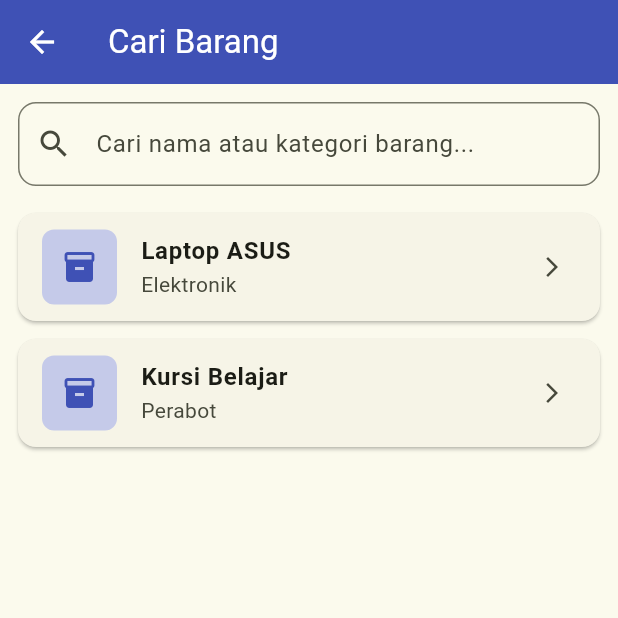
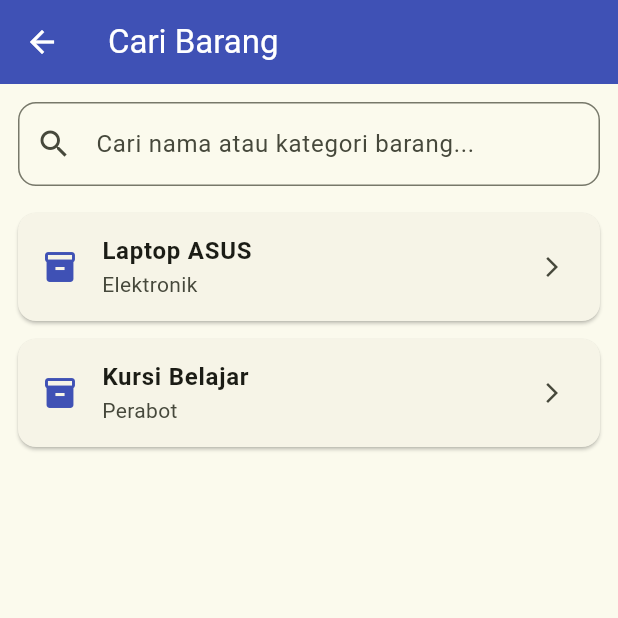
Before and after one commit to ChoirunNizam2226250128/Aplikasi_Inventaris_Sekolah_PAB1, a Flutter app: the SearchScreen screen opened directly, on a phone screen of 412 x 824 dp, the top half of it. Run offline on Flutter 3.47's test engine with Material 3 defaults, Android fonts, the phone set to English and light mode, and no system bars; our stand-ins replace image_picker; Roboto replaces fonts that are missing (Poppins).

Commit message:
fix bug serach barang

```diff
--- a/aplikasi_inventaris_sekolah/lib/screens/search_screen.dart
+++ b/aplikasi_inventaris_sekolah/lib/screens/search_screen.dart
@@ -2,6 +2,7 @@ import 'dart:io';
 import 'package:flutter/material.dart';
 
 import '../models/item.dart';
+import '../data/item_data.dart';
 import 'item_detail_screen.dart';
 
 class SearchScreen extends StatefulWidget {
@@ -14,40 +15,18 @@ class SearchScreen extends StatefulWidget {
 class _SearchScreenState extends State<SearchScreen> {
   final TextEditingController _searchController = TextEditingController();
 
-  final List<Item> _allItems = [
-    Item(
-      id: "1",
-      name: "Laptop ASUS",
-      category: "Elektronik",
-      quantity: 10,
-      location: "Ruang TU",
-      imagePath: null,
-      condition: "Baik",
-      description: "Laptop inventaris sekolah",
-    ),
-    Item(
-      id: "2",
-      name: "Kursi Belajar",
-      category: "Perabot",
-      quantity: 30,
-      location: "Kelas 7A",
-      imagePath: null,
-      condition: "Baik",
-      description: "Kursi untuk siswa",
-    ),
-  ];
-
   List<Item> _filteredItems = [];
 
   @override
   void initState() {
     super.initState();
-    _filteredItems = _allItems;
+    // AWALNYA TAMPILKAN SEMUA BARANG
+    _filteredItems = List.from(ItemData.items);
   }
 
   void _searchItem(String query) {
     setState(() {
-      _filteredItems = _allItems.where((item) {
+      _filteredItems = ItemData.items.where((item) {
         return item.name.toLowerCase().contains(query.toLowerCase()) ||
             item.category.toLowerCase().contains(query.toLowerCase());
       }).toList();
@@ -62,10 +41,9 @@ class _SearchScreenState extends State<SearchScreen> {
         backgroundColor: Colors.indigo,
         foregroundColor: Colors.white,
       ),
-
       body: Column(
         children: [
-          // ================= SEARCH BAR =================
+          // ===== SEARCH BAR =====
           Padding(
             padding: const EdgeInsets.all(12),
             child: TextField(
@@ -81,7 +59,7 @@ class _SearchScreenState extends State<SearchScreen> {
             ),
           ),
 
-          // ================= HASIL =================
+          // ===== HASIL =====
           Expanded(
             child: _filteredItems.isEmpty
                 ? const Center(
@@ -100,10 +78,27 @@ class _SearchScreenState extends State<SearchScreen> {
                           horizontal: 12,
                           vertical: 6,
                         ),
-                        shape: RoundedRectangleBorder(
-                          borderRadius: BorderRadius.circular(12),
-                        ),
                         child: ListTile(
+                          leading: item.imagePath != null
+                              ? Image.file(
+                                  File(item.imagePath!),
+                                  width: 45,
+                                  height: 45,
+                                  fit: BoxFit.cover,
+                                )
+                              : const Icon(
+                                  Icons.inventory_2,
+                                  color: Colors.indigo,
+                                ),
+                          title: Text(
+                            item.name,
+                            style: const TextStyle(fontWeight: FontWeight.bold),
+                          ),
+                          subtitle: Text(item.category),
+                          trailing: const Icon(
+                            Icons.arrow_forward_ios,
+                            size: 16,
+                          ),
                           onTap: () {
                             Navigator.push(
                               context,
@@ -116,34 +111,6 @@ class _SearchScreenState extends State<SearchScreen> {
                               ),
                             );
                           },
-                          leading: item.imagePath != null
-                              ? Image.file(
-                                  File(item.imagePath!),
-                                  width: 50,
-                                  height: 50,
-                                  fit: BoxFit.cover,
-                                )
-                              : Container(
-                                  width: 50,
-                                  height: 50,
-                                  decoration: BoxDecoration(
-                                    color: Colors.indigo.shade100,
-                                    borderRadius: BorderRadius.circular(8),
-                                  ),
-                                  child: const Icon(
-                                    Icons.inventory_2,
-                                    color: Colors.indigo,
-                                  ),
-                                ),
-                          title: Text(
-                            item.name,
-                            style: const TextStyle(fontWeight: FontWeight.bold),
-                          ),
-                          subtitle: Text(item.category),
-                          trailing: const Icon(
-                            Icons.arrow_forward_ios,
-                            size: 16,
-                          ),
                         ),
                       );
                     },
```
